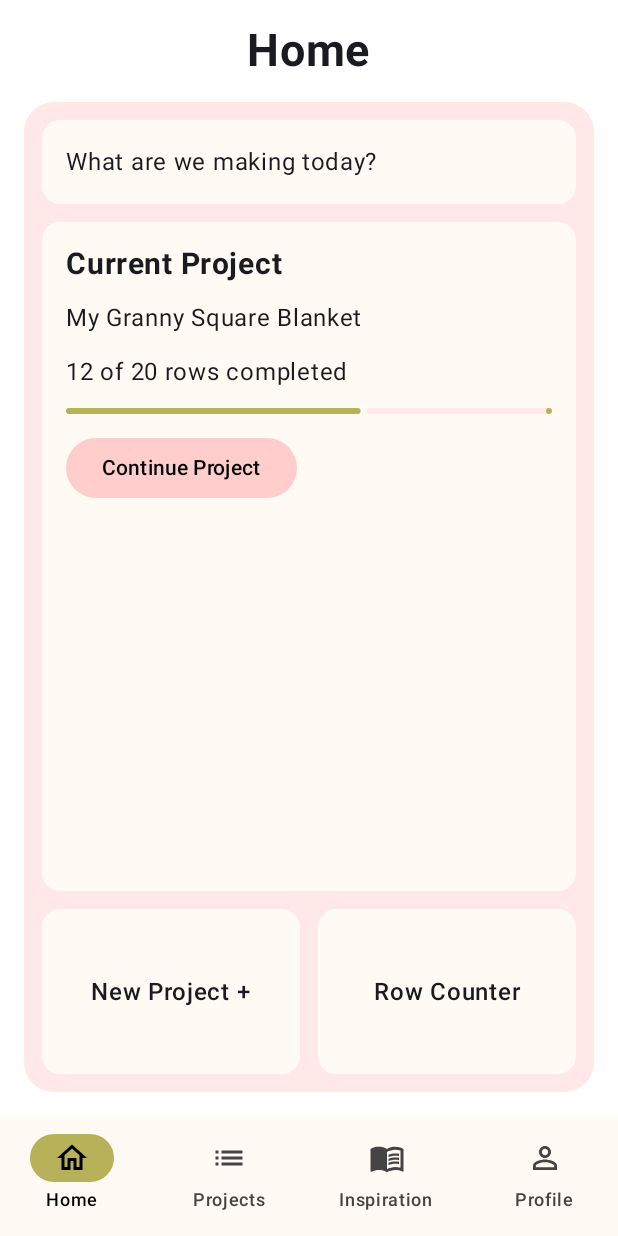
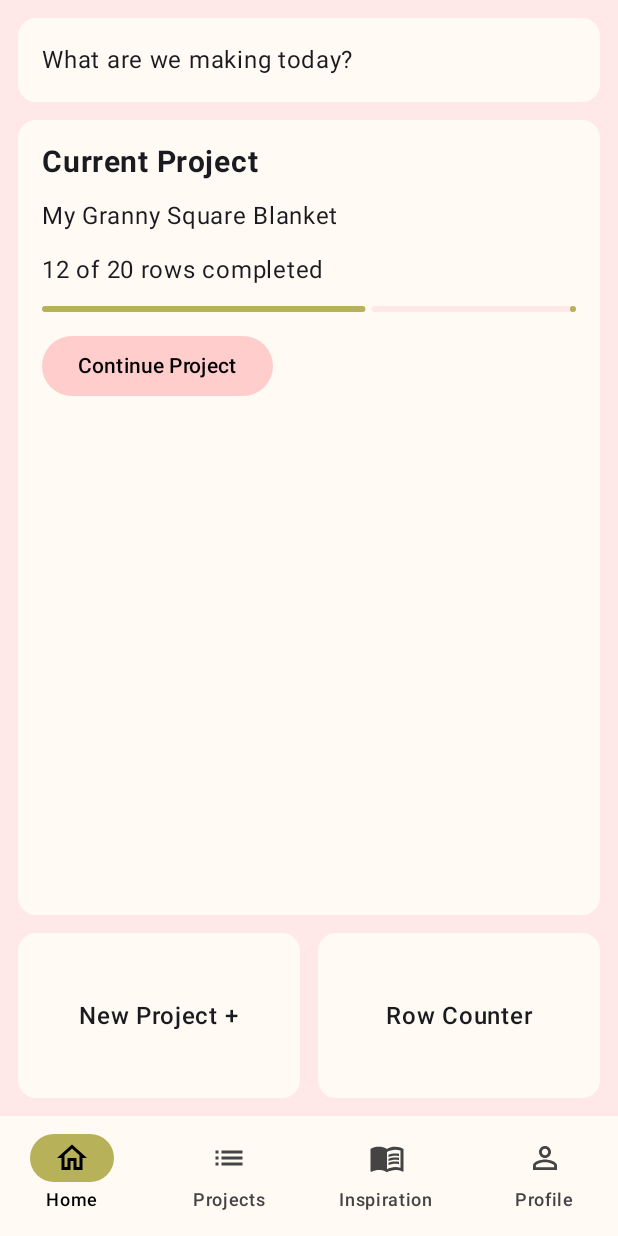
Before and after one commit to maryb743/CrochetApp, an Android app built with Jetpack Compose: the screen it shows after launch (MainActivity), on a phone screen of 412 x 824 dp. Run offline under Robolectric (Android 15) with nearby library versions, the phone set to English and light mode, and no system bars.

Commit message:
homescreen label removed and screen layout fixed

```diff
--- a/app/src/main/java/com/example/crochetapp/screens/HomeScreen.kt
+++ b/app/src/main/java/com/example/crochetapp/screens/HomeScreen.kt
@@ -28,27 +28,16 @@ fun HomeScreen(
     Column(
         modifier = Modifier
             .fillMaxSize()
-            .background(Color.White)
-            .padding(16.dp)
-    ) {
-        Text(
-            text = "Home",
-            fontSize = 30.sp,
-            fontWeight = FontWeight.Bold,
-            modifier = Modifier.align(Alignment.CenterHorizontally)
-        )
-
-        Spacer(modifier = Modifier.height(16.dp))
+            .background(TeaRose)
+    )
+    {
 
         Column(
             modifier = Modifier
-                .fillMaxWidth()
-                .weight(1f)
-                .background(
-                    TeaRose,
-                    RoundedCornerShape(20.dp)
-                )
+                .fillMaxSize()
+                .background(TeaRose)
                 .padding(12.dp),
+
             verticalArrangement = Arrangement.spacedBy(12.dp)
         ) {
 
```
